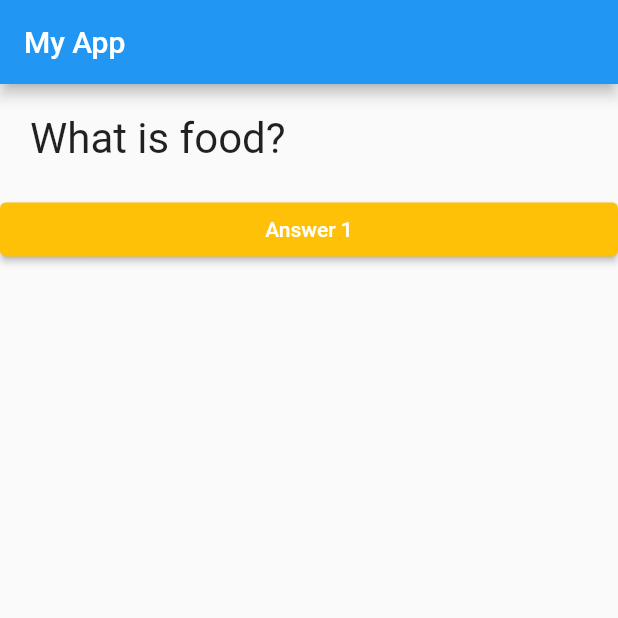
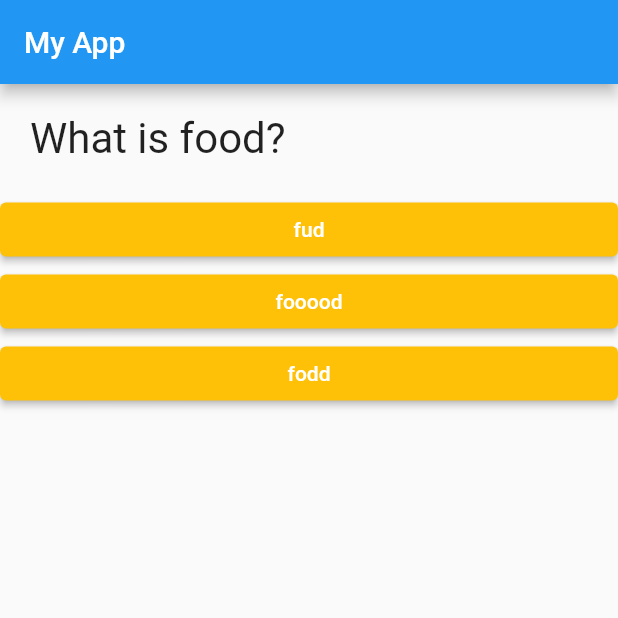
Before and after one commit to basic-bhavya/flutter-learn, a Flutter app: the screen it shows after launch, on a phone screen of 412 x 824 dp, the top half of it. Run offline on Flutter 3.47's test engine with Material 2 defaults, Android fonts, the phone set to English and light mode, and no system bars.

Commit message:
mapping questions

```diff
--- a/lib/answer.dart
+++ b/lib/answer.dart
@@ -1,7 +1,10 @@
 import 'package:flutter/material.dart';
 
 class Answer extends StatelessWidget {
-  const Answer({Key? key}) : super(key: key);
+  final Function()? selectHandler;
+  final String answerText;
+
+  Answer(this.selectHandler, this.answerText);
 
   @override
   Widget build(BuildContext context) {
@@ -9,8 +12,8 @@ class Answer extends StatelessWidget {
         width: double.infinity,
         child: ElevatedButton(
           style: ElevatedButton.styleFrom(primary: Colors.amber),
-          child: Text("Answer 1"),
-          onPressed: () {},
+          child: Text(answerText),
+          onPressed: selectHandler,
         ));
   }
 }
--- a/lib/main.dart
+++ b/lib/main.dart
@@ -14,16 +14,29 @@ class Quiz extends StatefulWidget {
 }
 
 class _QuizState extends State<Quiz> {
-  var questionIndex = 0;
+  var _questionIndex = 0;
 
-  var questions = ['What is food?', 'What is life?', 'What is this?'];
+  var questions = [
+    {
+      'questionText': 'What is food?',
+      'answers': ['fud', 'fooood', 'fodd']
+    },
+    {
+      'questionText': 'What is life?',
+      'answers': ['42', '21', '9', '0']
+    },
+    {
+      'questionText': 'What is this?',
+      'answers': ['A smoothie', 'an app', 'spartan']
+    }
+  ];
 
   @override
   Widget build(BuildContext context) {
-    void answerQuestion() {
+    void _answerQuestion() {
       print("answered");
       setState(() {
-        questionIndex = questionIndex + 1;
+        _questionIndex = _questionIndex + 1;
       });
     }
 
@@ -35,8 +48,11 @@ class _QuizState extends State<Quiz> {
             ),
             body: Column(
               children: [
-                Question(questions[questionIndex]),
-                Answer()
+                Question((questions[_questionIndex]['questionText'] as String)),
+                ...(questions[_questionIndex]['answers'] as List<String>)
+                    .map((ans) {
+                  return Answer(_answerQuestion, ans);
+                }).toList()
                 // onPressed: answerQuestion, child: Text("Answer 1"))
               ],
             )));
```
